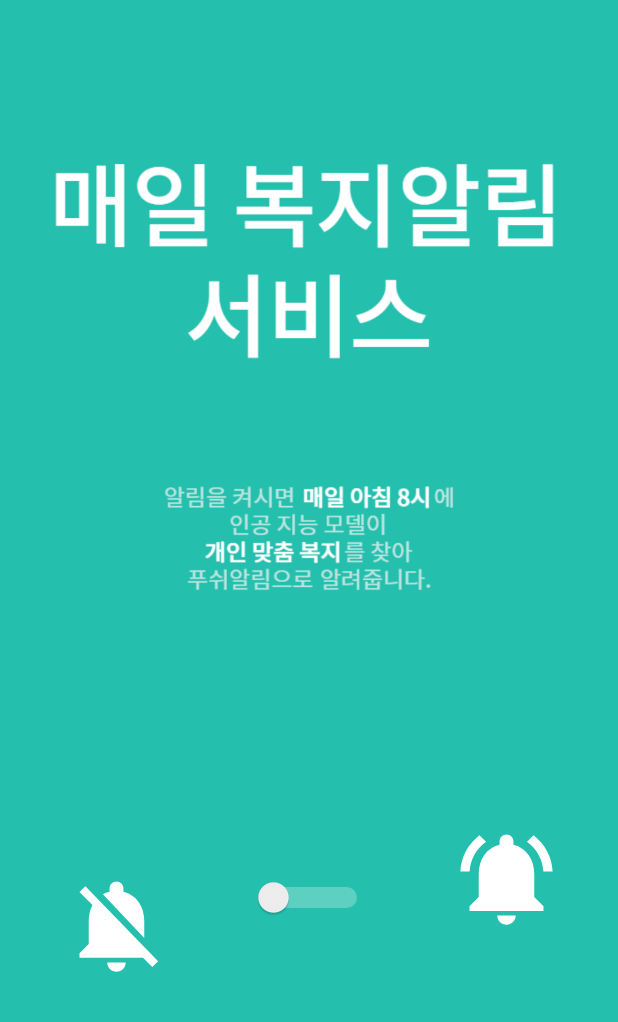
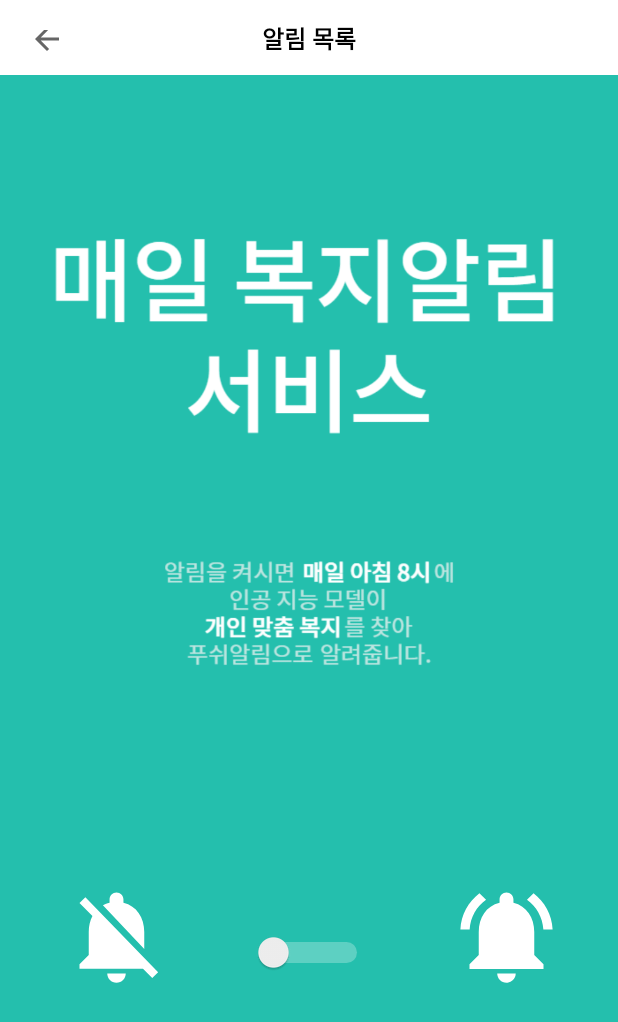
Before and after one commit to 21WelfareForEveryone/WelfareForEveryOne, an Android app: the layout activity_push_notification.xml on its own in the app's theme, with its tools: preview values and no code run, on a phone screen of 412 x 824 dp. Shown: the top 1022 px of the screen. Run offline under Robolectric (Android 15) with nearby library versions, the phone set to English and light mode, and no system bars; network calls fail.

Commit message:
Feat/tw-155 : 푸시 수정된 기능 추가 (#23)
* Feat/TW-155 : Push 알림 추가 및 Map 기능 일부 수정

* Feat/TW-155 : Push 기능 수정 및 map gps 현재 위치 수정

Co-authored-by: KIM JINSU <wlstn5376@gmail.com>

```diff
--- a/client/app/src/main/java/com/example/welfareapp/MyProfileActivity.java
+++ b/client/app/src/main/java/com/example/welfareapp/MyProfileActivity.java
@@ -117,7 +117,7 @@ public class MyProfileActivity extends AppCompatActivity {
             @Override
             public void onClick(View v) {
                 //Toast.makeText(getApplicationContext(), "푸시 알림 기능 ON(아직 개발중입니다..)", Toast.LENGTH_SHORT).show();
-                Intent intent = new Intent(MyProfileActivity.this, PushActivity.class);
+                Intent intent = new Intent(MyProfileActivity.this, PushNotificationActivity.class);
                 intent.putExtras(bundle);
                 startActivity(intent);
                 finish();
--- a/client/app/src/main/java/com/example/welfareapp/PushActivity.java
+++ b/client/app/src/main/java/com/example/welfareapp/PushActivity.java
@@ -171,9 +171,7 @@ public class PushActivity extends AppCompatActivity {
                     @Override
                     public void run() {
                         if(pushResponse.getBoolean("success", false)){
-
                             for(int i = 0; i < pushResponse.getInt("totalNum", 0); i++){
-
                                 String key = "welfare_info_" + Integer.toString(i);
                                 String json = pushResponse.getString(key, null);
                                 Log.v("PushActivity JSON string type loaded", json.toString());
@@ -190,7 +188,6 @@ public class PushActivity extends AppCompatActivity {
                                         e.printStackTrace();
                                     }
                                 }
-
                                 pushNotificationComponentArrayList.add(new PushNotificationComponent(
                                         Integer.parseInt(decode_list.get(0)),
                                         decode_list.get(1),
--- a/client/app/src/main/res/layout/activity_push_update.xml
+++ b/client/app/src/main/res/layout/activity_push_notification.xml
@@ -8,12 +8,12 @@
     android:background="#f2f2f2"
     android:orientation="vertical"
     android:backgroundTint="#24bfad"
-    tools:context=".MainActivity">
-
+    tools:context=".PushNotificationActivity">
     <include layout = "@layout/toolbar_push"/>
-
-
     <ImageView
+        app:layout_constraintTop_toBottomOf="@+id/toolbar_push"
+        app:layout_constraintLeft_toLeftOf="parent"
+        app:layout_constraintRight_toRightOf="parent"
         android:id="@+id/img_view"
         android:layout_width="wrap_content"
         android:layout_height="wrap_content"
@@ -22,8 +22,7 @@
         android:src="@drawable/push_description"
         tools:ignore="MissingConstraints"
         tools:layout_editor_absoluteX="0dp"
-        tools:layout_editor_absoluteY="50dp"></ImageView>
-
+        tools:layout_editor_absoluteY="50dp"/>
 
     <ImageView
         android:id="@+id/img_view1"
@@ -40,12 +39,13 @@
         app:layout_constraintTop_toBottomOf="@+id/img_view"
         app:layout_constraintVertical_bias="0.226"
         app:tint="@color/white"
-        tools:ignore="MissingConstraints"></ImageView>
+        tools:ignore="MissingConstraints"/>
 
     <ImageView
         android:id="@+id/img_view2"
         android:layout_width="74dp"
         android:layout_height="70dp"
+        android:layout_marginTop="79dp"
         android:adjustViewBounds="true"
         android:scaleType="centerCrop"
         android:src="@drawable/ic_baseline_notifications_off_24"
@@ -54,9 +54,9 @@
         app:layout_constraintHorizontal_bias="0.457"
         app:layout_constraintStart_toStartOf="parent"
         app:layout_constraintTop_toBottomOf="@+id/img_view"
-        app:layout_constraintVertical_bias="0.497"
+        app:layout_constraintVertical_bias="0.226"
         app:tint="@color/white"
-        tools:ignore="MissingConstraints"></ImageView>
+        tools:ignore="MissingConstraints"/>
 
     <Switch
         android:id="@+id/toggle_notification"
@@ -70,6 +70,6 @@
         app:layout_constraintStart_toStartOf="parent"
         app:layout_constraintTop_toBottomOf="@+id/img_view"
         app:layout_constraintVertical_bias="0.268"
-        tools:ignore="MissingConstraints" />
+        tools:ignore="UseSwitchCompatOrMaterialXml" />
 
 </androidx.constraintlayout.widget.ConstraintLayout>
```
Also changed, not shown: client/app/src/main/AndroidManifest.xml (+15 -15 lines), client/app/src/main/java/com/example/welfareapp/MapActivity.java (+36 -6 lines), client/app/src/main/java/com/example/welfareapp/PushNotificationActivity.java (added, +99 -0 lines), client/app/src/main/java/com/example/welfareapp/RegisterActivity.java (+10 -11 lines).
